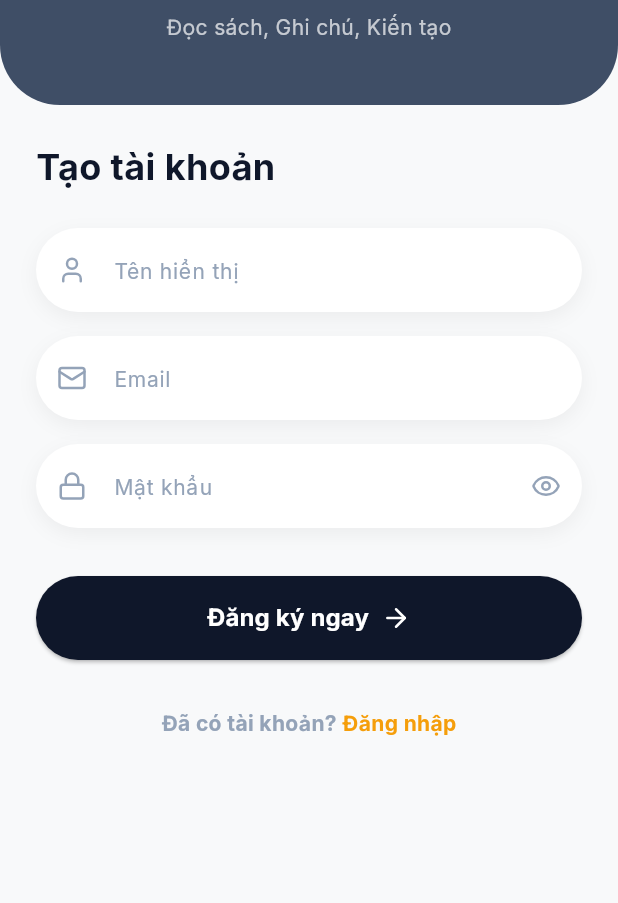
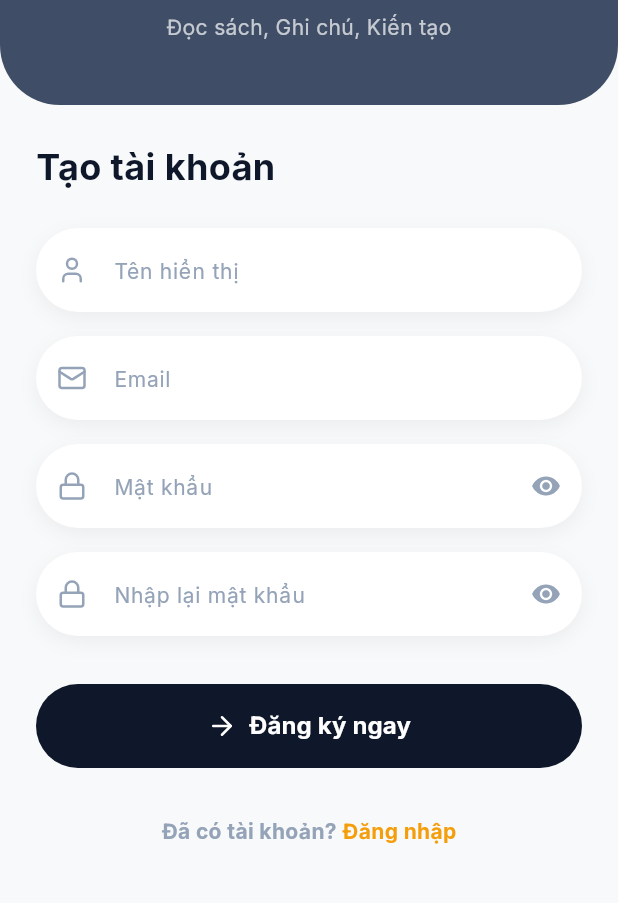
Before and after one commit to Dung151204/Du_An_Tram_Doc, a Flutter app: the RegisterScreen screen opened directly, on a phone screen of 412 x 824 dp, the part 315-1218 px from its top. Run offline on Flutter 3.47's test engine with Material 3 defaults, Android fonts, the phone set to English and light mode, and no system bars; our stand-ins replace firebase_auth, firebase_core, google_fonts, lucide_icons; accounts and stored records are empty.

Commit message:
Hoàn thành tích hợp Firebase Auth và cấu trúc dự án

```diff
--- a/lib/screens/auth/register_screen.dart
+++ b/lib/screens/auth/register_screen.dart
@@ -1,6 +1,12 @@
+// File: lib/screens/auth/register_screen.dart
 import 'package:flutter/material.dart';
+import 'package:firebase_auth/firebase_auth.dart'; // Import Firebase
 import 'package:lucide_icons/lucide_icons.dart';
+
 import '../../core/constants/app_colors.dart';
+import '../../widgets/custom_button.dart'; // Dùng lại nút bấm chuẩn của dự án
+import '../../widgets/custom_textfield.dart'; // Dùng lại ô nhập chuẩn
+import '../../main_wrapper.dart'; // Màn hình chính
 
 class RegisterScreen extends StatefulWidget {
   const RegisterScreen({super.key});
@@ -10,7 +16,86 @@ class RegisterScreen extends StatefulWidget {
 }
 
 class _RegisterScreenState extends State<RegisterScreen> {
-  bool _isObscure = true;
+  // 1. Tạo các bộ điều khiển để lấy dữ liệu nhập vào
+  final _nameController = TextEditingController();
+  final _emailController = TextEditingController();
+  final _passController = TextEditingController();
+  final _confirmPassController = TextEditingController(); // Thêm ô nhập lại mật khẩu cho chắc
+
+  bool _isLoading = false;
+
+  // 2. Hàm xử lý Đăng Ký (Có Log để bắt lỗi)
+  Future<void> _handleRegister() async {
+    print("🟢 Nút Đăng ký đã được bấm!"); // Log 1
+
+    // Kiểm tra nhập liệu
+    if (_nameController.text.trim().isEmpty ||
+        _emailController.text.trim().isEmpty ||
+        _passController.text.trim().isEmpty) {
+      _showError("Vui lòng điền đầy đủ thông tin");
+      return;
+    }
+
+    if (_passController.text != _confirmPassController.text) {
+      _showError("Mật khẩu nhập lại không khớp");
+      return;
+    }
+
+    setState(() => _isLoading = true);
+
+    try {
+      print("🟡 Đang gửi yêu cầu tạo tài khoản lên Firebase..."); // Log 2
+
+      // GỌI FIREBASE TẠO TÀI KHOẢN
+      UserCredential userCredential = await FirebaseAuth.instance.createUserWithEmailAndPassword(
+        email: _emailController.text.trim(),
+        password: _passController.text.trim(),
+      );
+
+      print("🟢 Tạo tài khoản thành công! UID: ${userCredential.user?.uid}"); // Log 3
+
+      // Cập nhật tên hiển thị
+      await userCredential.user?.updateDisplayName(_nameController.text.trim());
+
+      // Chuyển sang màn hình chính (Xóa hết lịch sử quay lại)
+      if (mounted) {
+        print("🟢 Đang chuyển hướng sang MainWrapper...");
+        Navigator.pushAndRemoveUntil(
+          context,
+          MaterialPageRoute(builder: (context) => const MainWrapper()),
+              (route) => false,
+        );
+      }
+    } catch (e) {
+      // BẮT LỖI VÀ IN RA MÀN HÌNH
+      print("🔴 LỖI FIREBASE: $e"); // Log Lỗi
+
+      String message = "Đăng ký thất bại";
+      if (e is FirebaseAuthException) {
+        if (e.code == 'email-already-in-use') message = "Email này đã có người dùng!";
+        if (e.code == 'invalid-email') message = "Email không hợp lệ!";
+        if (e.code == 'weak-password') message = "Mật khẩu quá yếu (cần 6 ký tự trở lên)!";
+      }
+      _showError(message);
+    } finally {
+      if (mounted) setState(() => _isLoading = false);
+    }
+  }
+
+  void _showError(String message) {
+    ScaffoldMessenger.of(context).showSnackBar(
+      SnackBar(content: Text(message), backgroundColor: Colors.red),
+    );
+  }
+
+  @override
+  void dispose() {
+    _nameController.dispose();
+    _emailController.dispose();
+    _passController.dispose();
+    _confirmPassController.dispose();
+    super.dispose();
+  }
 
   @override
   Widget build(BuildContext context) {
@@ -19,7 +104,7 @@ class _RegisterScreenState extends State<RegisterScreen> {
       body: SingleChildScrollView(
         child: Column(
           children: [
-            // Header (Giống login)
+            // Header (Giữ nguyên cho đẹp)
             Container(
               height: 280,
               width: double.infinity,
@@ -53,35 +138,45 @@ class _RegisterScreenState extends State<RegisterScreen> {
                   const Text("Tạo tài khoản", style: TextStyle(fontSize: 24, fontWeight: FontWeight.bold, color: AppColors.textDark)),
                   const SizedBox(height: 24),
 
-                  _buildTextField(label: "Tên hiển thị", icon: LucideIcons.user),
+                  // Dùng CustomTextField (Widget chung) để code gọn hơn
+                  CustomTextField(
+                    label: "Tên hiển thị",
+                    icon: LucideIcons.user,
+                    controller: _nameController, // Gắn biến hứng dữ liệu
+                  ),
                   const SizedBox(height: 16),
-                  _buildTextField(label: "Email", icon: LucideIcons.mail),
+
+                  CustomTextField(
+                    label: "Email",
+                    icon: LucideIcons.mail,
+                    controller: _emailController,
+                  ),
                   const SizedBox(height: 16),
-                  _buildTextField(label: "Mật khẩu", icon: LucideIcons.lock, isPassword: true),
+
+                  CustomTextField(
+                    label: "Mật khẩu",
+                    icon: LucideIcons.lock,
+                    isPassword: true,
+                    controller: _passController,
+                  ),
+                  const SizedBox(height: 16),
+
+                  CustomTextField(
+                    label: "Nhập lại mật khẩu",
+                    icon: LucideIcons.lock,
+                    isPassword: true,
+                    controller: _confirmPassController,
+                  ),
 
                   const SizedBox(height: 32),
 
-                  SizedBox(
-                    width: double.infinity,
-                    height: 56,
-                    child: ElevatedButton(
-                      onPressed: () {
-                        // Logic đăng ký xong quay về login hoặc vào home
-                        Navigator.pop(context);
-                      },
-                      style: ElevatedButton.styleFrom(
-                        backgroundColor: AppColors.primary,
-                        shape: RoundedRectangleBorder(borderRadius: BorderRadius.circular(30)),
-                      ),
-                      child: const Row(
-                        mainAxisAlignment: MainAxisAlignment.center,
-                        children: [
-                          Text("Đăng ký ngay", style: TextStyle(color: Colors.white, fontSize: 16, fontWeight: FontWeight.bold)),
-                          SizedBox(width: 8),
-                          Icon(LucideIcons.arrowRight, color: Colors.white, size: 20)
-                        ],
-                      ),
-                    ),
+                  // Nút bấm có hiệu ứng loading
+                  _isLoading
+                      ? const Center(child: CircularProgressIndicator(color: AppColors.primary))
+                      : CustomButton(
+                    text: "Đăng ký ngay",
+                    icon: LucideIcons.arrowRight,
+                    onPressed: _handleRegister, // Gọi hàm xử lý Firebase
                   ),
 
                   const SizedBox(height: 32),
@@ -90,7 +185,7 @@ class _RegisterScreenState extends State<RegisterScreen> {
                     children: [
                       const Text("Đã có tài khoản? ", style: TextStyle(color: AppColors.textGrey, fontSize: 14, fontWeight: FontWeight.bold)),
                       GestureDetector(
-                        onTap: () => Navigator.pop(context), // Quay lại màn hình Login
+                        onTap: () => Navigator.pop(context),
                         child: const Text("Đăng nhập", style: TextStyle(color: AppColors.amber, fontSize: 14, fontWeight: FontWeight.bold)),
                       ),
                     ],
@@ -103,31 +198,4 @@ class _RegisterScreenState extends State<RegisterScreen> {
       ),
     );
   }
-
-  Widget _buildTextField({required String label, required IconData icon, bool isPassword = false}) {
-    // (Copy y hệt hàm _buildTextField bên login_screen hoặc tách ra file riêng nếu muốn tối ưu)
-    return Container(
-      decoration: BoxDecoration(
-        color: Colors.white,
-        borderRadius: BorderRadius.circular(30),
-        boxShadow: [BoxShadow(color: Colors.black.withOpacity(0.05), blurRadius: 10, offset: const Offset(0, 4))],
-      ),
-      child: TextField(
-        obscureText: isPassword ? _isObscure : false,
-        decoration: InputDecoration(
-          hintText: label,
-          hintStyle: const TextStyle(color: AppColors.textGrey, fontSize: 14),
-          prefixIcon: Icon(icon, color: AppColors.textGrey, size: 20),
-          suffixIcon: isPassword
-              ? IconButton(
-            icon: Icon(_isObscure ? LucideIcons.eye : LucideIcons.eyeOff, color: AppColors.textGrey, size: 20),
-            onPressed: () => setState(() => _isObscure = !_isObscure),
-          )
-              : null,
-          border: InputBorder.none,
-          contentPadding: const EdgeInsets.symmetric(horizontal: 20, vertical: 16),
-        ),
-      ),
-    );
-  }
 }
--- a/pubspec.yaml
+++ b/pubspec.yaml
@@ -46,6 +46,9 @@ dependencies:
   cupertino_icons: ^1.0.2
   provider: ^6.1.5+1
   http: ^1.6.0
+  firebase_core: ^4.3.0
+  cloud_firestore: ^6.1.1
+  firebase_auth: ^6.1.3
 
 dev_dependencies:
   flutter_test:
```
Also changed, not shown: lib/main.dart (+22 -4 lines), lib/models/book_model.dart (+38 -8 lines), lib/screens/auth/login_screen.dart (+68 -16 lines), firebase.json (added), lib/firebase_options.dart (added), pubspec.lock, 6 other files.
